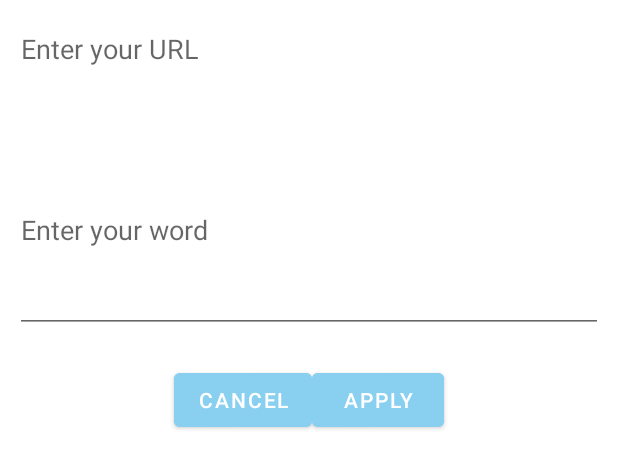
After one commit to HalaHamdi/Tumbler, an Android app: the layout enter_url_dialog.xml on its own in the app's theme, with its tools: preview values and no code run, on a phone screen of 412 x 824 dp. The commit adds this screen. Shown: the top 468 px of the screen. Run offline under Robolectric (Android 15) with nearby library versions, the phone set to English and light mode, and no system bars; network calls fail; Roboto replaces fonts that are not available here.

Commit message:
updating the create post

```diff
--- a/app/src/main/java/com/example/tumbler/CreatePostActivity.kt
+++ b/app/src/main/java/com/example/tumbler/CreatePostActivity.kt
@@ -4,8 +4,15 @@ import android.content.Intent
 import android.net.Uri
 import android.os.Bundle
 import android.provider.MediaStore
+import android.view.LayoutInflater
+import android.view.View
+import android.widget.Button
+import android.widget.EditText
+import androidx.appcompat.app.AlertDialog
 import androidx.appcompat.app.AppCompatActivity
 import com.example.tumbler.databinding.ActivityCreatePostBinding
+import com.example.tumbler.databinding.ActivityCreatePostBinding.inflate
+import com.example.tumbler.databinding.EnterUrlDialogBinding.inflate
 import jp.wasabeef.richeditor.RichEditor
 
 class CreatePostActivity : AppCompatActivity() {
@@ -45,14 +52,18 @@ class CreatePostActivity : AppCompatActivity() {
             styleEditor!!.insertImage(imageUri.toString(), "Image Not Found", 200, 200)
         }
     }
-
+    /**
+     * while adding a new post/ blog , you could add a new photo from gallery  using this function
+     * */
     fun addImage() {
         binding.addPhoto.setOnClickListener {
             val gallery = Intent(Intent.ACTION_PICK, MediaStore.Images.Media.INTERNAL_CONTENT_URI)
             startActivityForResult(gallery, pickImage)
         }
     }
-
+/**
+ * while adding a new post/ blog , you could change the text style/formating using this function
+ * */
     fun addStyle() {
         binding.addStyle.setOnClickListener {
 //    Todo: removeFormat before applying the new one
@@ -71,7 +82,10 @@ class CreatePostActivity : AppCompatActivity() {
 
     fun addUrl() {
         binding.addUrl.setOnClickListener {
-            styleEditor!!.insertLink("www.google.com", "Googleee")
+//Todo: To be taken from an alert Dialog
+            styleEditor!!.insertLink("www.google.com", "google")
+
         }
     }
+
 }
--- a/app/src/main/java/com/example/tumbler/UserPagesActivity.kt
+++ b/app/src/main/java/com/example/tumbler/UserPagesActivity.kt
@@ -1,5 +1,6 @@
 package com.example.tumbler
 
+import android.content.Intent
 import androidx.appcompat.app.AppCompatActivity
 import android.os.Bundle
 import androidx.navigation.findNavController
@@ -15,5 +16,10 @@ class UserPagesActivity : AppCompatActivity() {
         setContentView(binding.root)
         val navController = findNavController(R.id.userPagesFragment)
         binding.footerNavigation.setupWithNavController(navController)
+
+        binding.createPostButton.setOnClickListener{
+            val intent= Intent(this,CreatePostActivity::class.java)
+            startActivity(intent)
+        }
     }
 }
--- /dev/null
+++ b/app/src/main/res/layout/enter_url_dialog.xml
@@ -0,0 +1,46 @@
+<?xml version="1.0" encoding="utf-8"?>
+<RelativeLayout
+    xmlns:android="http://schemas.android.com/apk/res/android"
+    android:layout_width="match_parent"
+    android:layout_height="match_parent"
+    android:padding="10dp">
+    <EditText
+        android:id="@+id/urlEditText"
+        android:layout_width="match_parent"
+        android:layout_height="wrap_content"
+        android:hint="Enter your URL" />
+
+    <EditText
+        android:id="@+id/urlWordEditText"
+        android:layout_width="match_parent"
+        android:layout_height="wrap_content"
+        android:layout_below="@+id/urlEditText"
+        android:layout_alignParentBottom="true"
+        android:layout_marginTop="30dp"
+        android:layout_marginBottom="592dp"
+        android:hint="Enter your word "
+        />
+
+    <LinearLayout
+        android:layout_width="match_parent"
+        android:layout_height="wrap_content"
+        android:layout_alignParentBottom="true"
+        android:layout_marginBottom="523dp"
+        android:orientation="horizontal"
+        android:gravity="center">
+
+        <Button
+            android:id="@+id/cancelUrl"
+            android:layout_width="wrap_content"
+            android:layout_height="match_parent"
+            android:backgroundTint="@color/baby_blue"
+            android:text="cancel"></Button>
+
+        <Button
+            android:id="@+id/applyUrl"
+            android:layout_width="wrap_content"
+            android:layout_height="wrap_content"
+            android:backgroundTint="@color/baby_blue"
+            android:text="apply"></Button>
+    </LinearLayout>
+</RelativeLayout>
```
